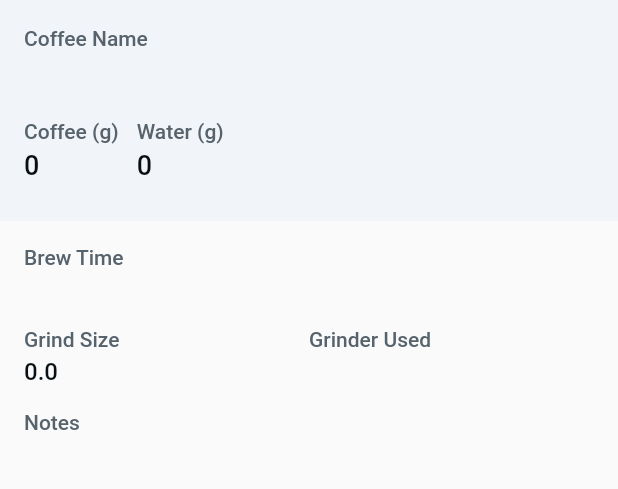
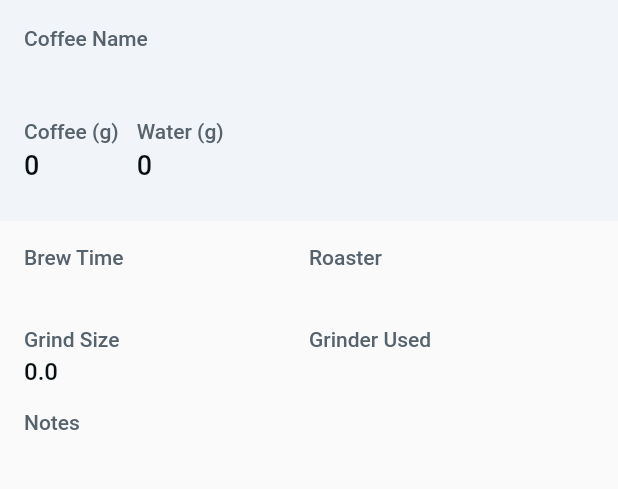
Before and after one commit to andrewdaniels/coffeenotes, a Flutter app: the CoffeeDetailsWidget screen opened directly with empty values, on a phone screen of 412 x 824 dp, the part 58-547 px from its top. Run offline on Flutter 3.47's test engine with Material 2 defaults, Android fonts, the phone set to English and light mode, and no system bars; our stand-ins replace auto_size_text, built_collection, built_value, cloud_firestore, firebase_auth, firebase_core and 8 more; accounts and stored records are empty; generated files the repository leaves out were written again; Roboto replaces fonts that are missing (Lexend Deca).

Commit message:
Updating to latest FlutterFlow output.

```diff
--- a/lib/backend/schema/coffee_notes_record.dart
+++ b/lib/backend/schema/coffee_notes_record.dart
@@ -44,6 +44,9 @@ abstract class CoffeeNotesRecord
   double get grindSize;
 
   @nullable
+  String get roasterName;
+
+  @nullable
   @BuiltValueField(wireName: kDocumentReferenceField)
   DocumentReference get reference;
 
@@ -55,7 +58,8 @@ abstract class CoffeeNotesRecord
     ..grinderType = ''
     ..coffeeRating = 0
     ..coffeeNotes = ''
-    ..grindSize = 0.0;
+    ..grindSize = 0.0
+    ..roasterName = '';
 
   static CollectionReference get collection =>
       FirebaseFirestore.instance.collection('coffeeNotes');
@@ -84,6 +88,7 @@ Map<String, dynamic> createCoffeeNotesRecordData({
   DateTime timeStamp,
   String coffeeNotes,
   double grindSize,
+  String roasterName,
 }) =>
     serializers.toFirestore(
         CoffeeNotesRecord.serializer,
@@ -96,7 +101,8 @@ Map<String, dynamic> createCoffeeNotesRecordData({
           ..coffeeRating = coffeeRating
           ..timeStamp = timeStamp
           ..coffeeNotes = coffeeNotes
-          ..grindSize = grindSize));
+          ..grindSize = grindSize
+          ..roasterName = roasterName));
 
 CoffeeNotesRecord get dummyCoffeeNotesRecord {
   final builder = CoffeeNotesRecordBuilder()
@@ -108,7 +114,8 @@ CoffeeNotesRecord get dummyCoffeeNotesRecord {
     ..coffeeRating = dummyInteger
     ..timeStamp = dummyTimestamp
     ..coffeeNotes = dummyString
-    ..grindSize = dummyDouble;
+    ..grindSize = dummyDouble
+    ..roasterName = dummyString;
   return builder.build();
 }
 
--- a/lib/coffee_details/coffee_details_widget.dart
+++ b/lib/coffee_details/coffee_details_widget.dart
@@ -190,7 +190,7 @@ class _CoffeeDetailsWidgetState extends State<CoffeeDetailsWidget> {
                   padding: EdgeInsets.fromLTRB(16, 16, 16, 0),
                   child: Row(
                     mainAxisSize: MainAxisSize.max,
-                    mainAxisAlignment: MainAxisAlignment.spaceBetween,
+                    mainAxisAlignment: MainAxisAlignment.start,
                     children: [
                       Expanded(
                         child: Column(
@@ -207,6 +207,30 @@ class _CoffeeDetailsWidgetState extends State<CoffeeDetailsWidget> {
                               padding: EdgeInsets.fromLTRB(0, 4, 0, 0),
                               child: Text(
                                 coffeeDetailsCoffeeNotesRecord.brewTime,
+                                style: FlutterFlowTheme.subtitle2.override(
+                                  fontFamily: 'Lexend Deca',
+                                  color: FlutterFlowTheme.primaryColor,
+                                ),
+                              ),
+                            )
+                          ],
+                        ),
+                      ),
+                      Expanded(
+                        child: Column(
+                          mainAxisSize: MainAxisSize.max,
+                          crossAxisAlignment: CrossAxisAlignment.start,
+                          children: [
+                            Text(
+                              'Roaster',
+                              style: FlutterFlowTheme.bodyText1.override(
+                                fontFamily: 'Lexend Deca',
+                              ),
+                            ),
+                            Padding(
+                              padding: EdgeInsets.fromLTRB(0, 4, 0, 0),
+                              child: Text(
+                                coffeeDetailsCoffeeNotesRecord.roasterName,
                                 style: FlutterFlowTheme.subtitle2.override(
                                   fontFamily: 'Lexend Deca',
                                   color: FlutterFlowTheme.primaryColor,
```
Also changed, not shown: lib/create_note_new/create_note_new_widget.dart (+94 -23 lines), lib/home_page/home_page_widget.dart (+19 -19 lines).
